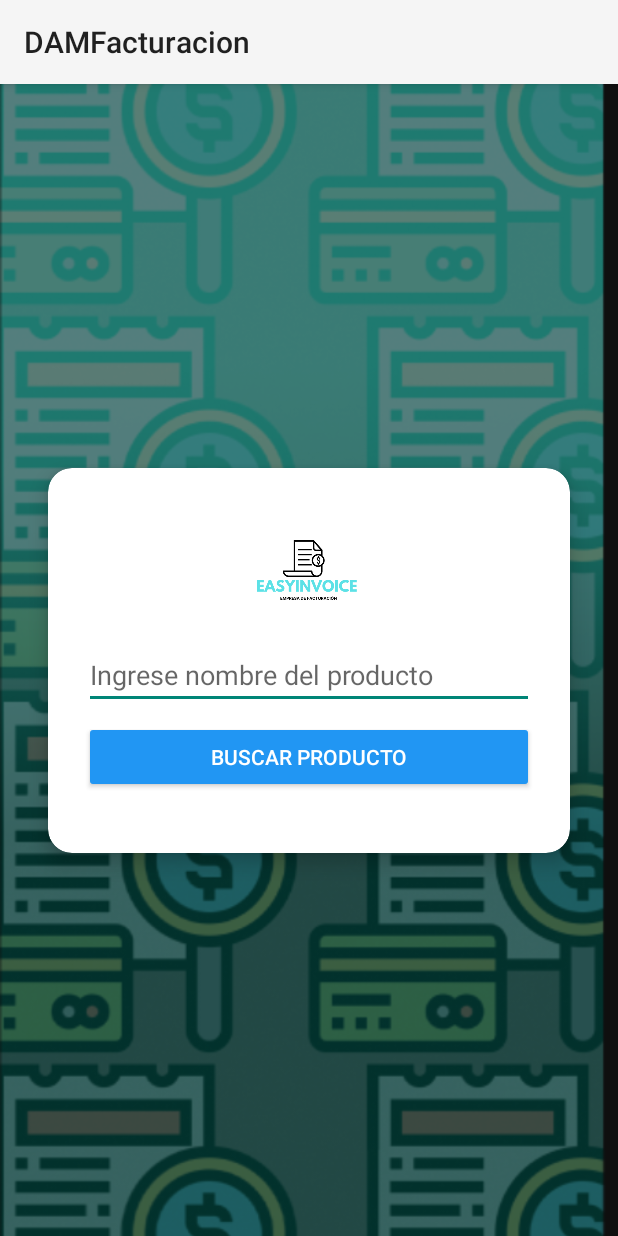
After one commit to ingjuanfer/DAMFacturacion, an Android app built with Jetpack Compose: the BuscarProductos screen opened directly, with no data from a screen before it, on a phone screen of 412 x 824 dp. The commit adds this screen. Run offline under Robolectric (Android 15) with nearby library versions, the phone set to English and light mode, and no system bars.

Commit message:
v1.1.8 -> Se agrega el buscador de Productos
Modulo de Ventas

```diff
--- a/app/src/main/AndroidManifest.xml
+++ b/app/src/main/AndroidManifest.xml
@@ -67,6 +67,9 @@
         <activity android:name=".views.facturacion.FormularioProductos">
             <!-- Puedes agregar cualquier otro atributo o configuración si es necesario -->
         </activity>
+        <activity android:name=".views.facturacion.BuscarProductos">
+            <!-- Puedes agregar cualquier otro atributo o configuración si es necesario -->
+        </activity>
     </application>
 
 </manifest>
--- a/app/src/main/java/com/example/damfacturacion/interfaces/ProductoService.kt
+++ b/app/src/main/java/com/example/damfacturacion/interfaces/ProductoService.kt
@@ -1,5 +1,7 @@
 package com.example.damfacturacion.interfaces
 
+import com.example.damfacturacion.model.Cliente
+import com.example.damfacturacion.model.ListaProductosBuscados
 import com.example.damfacturacion.model.Producto
 import retrofit2.Call
 import retrofit2.http.Body
@@ -34,5 +36,11 @@ interface ProductoService {
         @Path("codProducto") codProducto: String
     ): Call<List<Producto>> // Se devuelve una lista porque el JSON es un array
 
+    @GET("Productos/Consulta_Nombres/{nombre}")
+    fun buscarProductosPorNombre(
+        @Header("Authorization") token: String,
+        @Path("nombre") nombre: String
+    ): Call<List<ListaProductosBuscados>>
+
 
 }
--- /dev/null
+++ b/app/src/main/java/com/example/damfacturacion/views/facturacion/BuscarProductos.kt
@@ -0,0 +1,108 @@
+package com.example.damfacturacion.views.facturacion
+
+import android.content.Intent
+import android.os.Bundle
+import android.view.View
+import android.widget.Button
+import android.widget.EditText
+import android.widget.Toast
+import androidx.appcompat.app.AppCompatActivity
+import androidx.recyclerview.widget.LinearLayoutManager
+import androidx.recyclerview.widget.RecyclerView
+import com.example.damfacturacion.R
+import com.example.damfacturacion.SessionManager
+import com.example.damfacturacion.controller.ProductoController
+import com.example.damfacturacion.controller.SessionController
+import android.util.Log
+import com.example.damfacturacion.model.ListaProductosBuscados
+
+class BuscarProductos : AppCompatActivity() {
+
+    private lateinit var editTextBuscarProducto: EditText
+    private lateinit var buttonBuscarProducto: Button
+    private lateinit var recyclerViewProductos: RecyclerView
+    private lateinit var productoAdapter: BuscadorProductosAdapter
+
+    private val productoController = ProductoController()
+
+    override fun onCreate(savedInstanceState: Bundle?) {
+        super.onCreate(savedInstanceState)
+        setContentView(R.layout.activity_buscar_producto_fact)
+
+        // Vincular vistas con los IDs correctos del XML
+        editTextBuscarProducto = findViewById(R.id.editTextBuscarProducto)
+        buttonBuscarProducto = findViewById(R.id.buttonBuscarProducto)
+        recyclerViewProductos = findViewById(R.id.recyclerViewProductos)
+
+        // Configurar el RecyclerView
+        productoAdapter = BuscadorProductosAdapter(emptyList(), this) { producto ->
+            seleccionarProducto(producto)
+        }
+        recyclerViewProductos.adapter = productoAdapter
+        recyclerViewProductos.layoutManager = LinearLayoutManager(this)
+
+        // Evento para buscar productos
+        buttonBuscarProducto.setOnClickListener {
+            buscarProductos()
+        }
+    }
+
+    private fun buscarProductos() {
+        try {
+            val palabraClave = editTextBuscarProducto.text.toString().trim()
+
+            if (palabraClave.isEmpty()) {
+                Toast.makeText(this, "Ingrese un nombre o palabra clave", Toast.LENGTH_SHORT).show()
+                return
+            }
+
+            val token = SessionManager.encryptedEmpresa
+            productoController.obtenerProductosPorNombre(
+                token.toString(),
+                palabraClave
+            ) { productos, mensaje ->
+                runOnUiThread {
+                    try {
+                        if (productos != null) {
+                            productoAdapter.actualizarProductos(productos)
+                            Toast.makeText(
+                                this,
+                                "Productos cargados: ${productos.size}",
+                                Toast.LENGTH_SHORT
+                            ).show()
+                        } else {
+                            Toast.makeText(this, mensaje, Toast.LENGTH_SHORT).show()
+                        }
+                    }
+                    catch (e: Exception) {
+                        Log.e("BuscarProductos", "Error al cargar productos", e)
+                        Toast.makeText(this, "Error inesperado", Toast.LENGTH_SHORT).show()
+                    }
+                }
+            }
+        } catch (e: Exception) {
+            Log.e("BuscarProductos", "Error al buscar productos", e)
+            Toast.makeText(this, "Error inesperado", Toast.LENGTH_SHORT).show()
+        }
+    }
+
+    private fun seleccionarProducto(producto: ListaProductosBuscados) {
+        // Guardar la información del producto en la sesión
+        val sessionController = SessionController(this)
+        sessionController.saveProductSession(producto)
+
+        // Continuar a la siguiente pantalla
+        val intent = Intent(this, FormularioProductos::class.java)
+        startActivity(intent)
+        finish()
+    }
+
+
+    // Método para el botón que es el logo de la app para regresar al formulario productos
+    fun regresaronClick(view: View) {
+        val intent = Intent(this, FormularioProductos  ::class.java)
+        startActivity(intent)
+        finish()
+    }
+
+}
--- /dev/null
+++ b/app/src/main/res/layout/activity_buscar_producto_fact.xml
@@ -0,0 +1,93 @@
+<?xml version="1.0" encoding="utf-8"?>
+<androidx.constraintlayout.widget.ConstraintLayout
+    xmlns:android="http://schemas.android.com/apk/res/android"
+    xmlns:app="http://schemas.android.com/apk/res-auto"
+    xmlns:tools="http://schemas.android.com/tools"
+    android:layout_width="match_parent"
+    android:layout_height="match_parent"
+    tools:context=".views.facturacion.BuscarProductoFact">
+
+    <ImageButton
+        android:id="@+id/buttonMenuPrinciapl"
+        android:layout_width="match_parent"
+        android:layout_height="match_parent"
+        android:scaleType="centerCrop"
+        android:src="@drawable/fondoapp"
+        android:contentDescription="Fondo de la aplicación"
+        android:background="@android:color/transparent"
+        android:clickable="true"
+        android:focusable="true"
+        android:onClick="menuPrincipalonClick"/>
+
+    <View
+        android:layout_width="match_parent"
+        android:layout_height="match_parent"
+        android:background="#80000000"/>
+
+    <androidx.cardview.widget.CardView
+        android:layout_width="0dp"
+        android:layout_height="wrap_content"
+        android:layout_margin="32dp"
+        app:cardCornerRadius="16dp"
+        app:cardElevation="8dp"
+        android:background="@android:color/white"
+        app:layout_constraintTop_toTopOf="parent"
+        app:layout_constraintStart_toStartOf="parent"
+        app:layout_constraintEnd_toEndOf="parent"
+        app:layout_constraintBottom_toBottomOf="parent">
+
+        <ScrollView
+            android:layout_width="match_parent"
+            android:layout_height="wrap_content"
+            android:fillViewport="true">
+
+            <LinearLayout
+                android:layout_width="match_parent"
+                android:layout_height="wrap_content"
+                android:orientation="vertical"
+                android:padding="24dp"
+                android:gravity="center_horizontal">
+
+                <!-- Logo -->
+                <ImageButton
+                    android:id="@+id/buttonRegresar"
+                    android:layout_width="90dp"
+                    android:layout_height="90dp"
+                    android:layout_marginBottom="1dp"
+                    android:src="@drawable/logoapp"
+                    android:scaleType="fitCenter"
+                    android:background="@android:color/transparent"
+                    android:clickable="true"
+                    android:focusable="true"
+                    android:onClick="regresaronClick"/>
+
+                <!-- Sección de búsqueda -->
+                <EditText
+                    android:id="@+id/editTextBuscarProducto"
+                    android:layout_width="match_parent"
+                    android:layout_height="wrap_content"
+                    android:hint="Ingrese nombre del producto"
+                    android:inputType="text" />
+
+                <Button
+                    android:id="@+id/buttonBuscarProducto"
+                    android:layout_width="match_parent"
+                    android:layout_height="wrap_content"
+                    android:text="Buscar Producto"
+                    android:backgroundTint="#2196F3"
+                    android:textColor="#FFFFFF"
+                    android:layout_marginTop="8dp"
+                    android:onClick="buttonBuscarProducto"/>
+
+                <!-- Listado de clientes -->
+                <androidx.recyclerview.widget.RecyclerView
+                    android:id="@+id/recyclerViewProductos"
+                    android:layout_width="match_parent"
+                    android:layout_height="wrap_content"
+                    android:layout_marginTop="16dp" />
+
+            </LinearLayout>
+        </ScrollView>
+    </androidx.cardview.widget.CardView>
+
+</androidx.constraintlayout.widget.ConstraintLayout>
--- a/app/src/main/res/layout/activity_formulario_productos.xml
+++ b/app/src/main/res/layout/activity_formulario_productos.xml
@@ -79,7 +79,10 @@
                     android:text="Buscador de productos"
                     android:backgroundTint="#884455"
                     android:textColor="#FFFFFF"
-                    android:layout_marginTop="8dp" />
+                    android:layout_marginTop="8dp"
+                    android:clickable="true"
+                    android:focusable="true"
+                    android:onClick="buttonBuscarProductosonClick"/>
 
                 <!-- Sección de registro de producto x codigo -->
                 <EditText
```
Also changed, not shown: app/src/main/java/com/example/damfacturacion/controller/ProductoController.kt (+25 -0 lines), app/src/main/java/com/example/damfacturacion/controller/SessionController.kt (+30 -0 lines), app/src/main/java/com/example/damfacturacion/model/Producto.kt (+27 -0 lines), app/src/main/java/com/example/damfacturacion/views/facturacion/BuscadorProductosAdapter.kt (added, +59 -0 lines), app/src/main/java/com/example/damfacturacion/views/facturacion/FormularioProductos.kt (+7 -0 lines), app/src/main/res/layout/item_buscador_producto.xml (added, +43 -0 lines).
